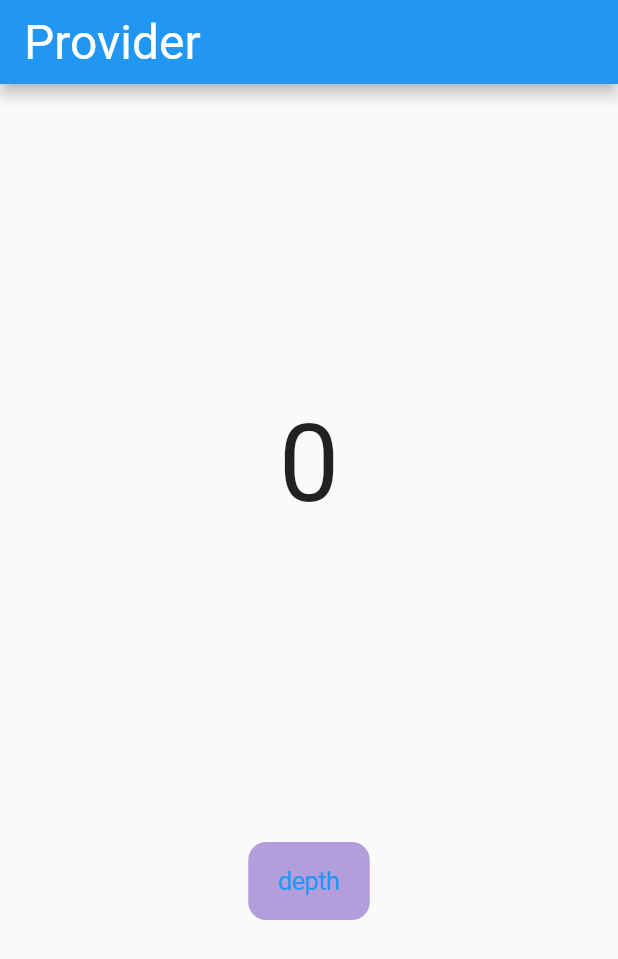
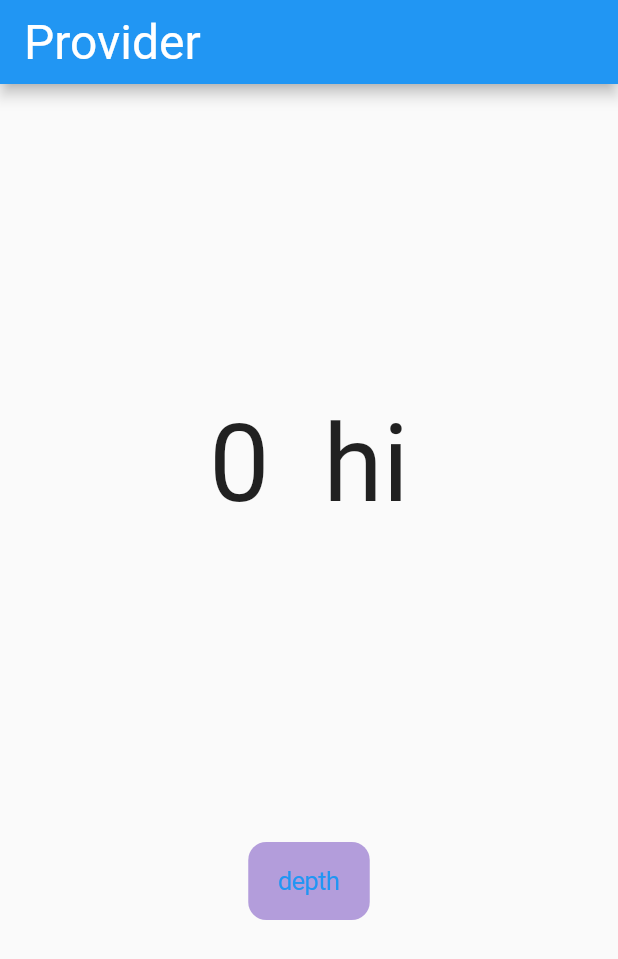
Before and after one commit to LOCKEDFILE/provider_test, a Flutter app: the screen it shows after launch, on a phone screen of 412 x 824 dp. Shown: the top 959 px of the screen. Run offline on Flutter 3.47's test engine with Material 2 defaults, Android fonts, the phone set to English and light mode, and no system bars.

Commit message:
user list 구조

```diff
--- a/lib/main.dart
+++ b/lib/main.dart
@@ -6,6 +6,24 @@ import 'package:provider_test/class/opacity.dart';
 import 'package:provider_test/page/main/body.dart';
 
 void main() => runApp(MyApp());
+
+class Data {
+  String name;
+  int value;
+  Data({this.name, this.value});
+}
+
+class DataList with ChangeNotifier {
+  List<Data> user = [];
+  DataList() {
+    user.add(Data(name: 'hi', value: 1));
+  }
+
+  void addUser(Data friend) {
+    user.add(friend);
+    notifyListeners();
+  }
+}
 
 class MyApp extends StatelessWidget {
   // This widget is the root of your application.
@@ -18,7 +36,10 @@ class MyApp extends StatelessWidget {
         ),
         ChangeNotifierProvider(
           builder: (_) => OpacityText(),
-        )
+        ),
+        ChangeNotifierProvider(
+          builder: (_) => DataList(),
+        ),
       ],
       child: MaterialApp(
         home: ClickBody(title: 'Provider'),
--- a/lib/page/main/body.dart
+++ b/lib/page/main/body.dart
@@ -2,6 +2,7 @@ import 'package:flutter/cupertino.dart';
 import 'package:flutter/material.dart';
 import 'package:provider/provider.dart';
 import 'package:provider_test/class/click_count.dart';
+import 'package:provider_test/main.dart';
 import 'package:provider_test/page/depth/depth.dart';
 import 'package:provider_test/useful/hero.dart';
 
@@ -13,9 +14,10 @@ class ClickBody extends StatelessWidget {
   @override
   Widget build(BuildContext context) {
     final count = Provider.of<ClickCount>(context);
-
+    final users = Provider.of<DataList>(context);
     return Scaffold(
       appBar: AppBar(
+        centerTitle: false,
         title: MyHero(
           tag: 'title',
           child: Text(
@@ -32,11 +34,13 @@ class ClickBody extends StatelessWidget {
         child: Column(
           mainAxisAlignment: MainAxisAlignment.spaceEvenly,
           children: <Widget>[
-            Text("${count.count}", style: TextStyle(fontSize: 72)),
+            Text("${count.count}  ${users.user.first.name}",
+                style: TextStyle(fontSize: 72)),
             MyHero(
               tag: 'button',
               child: CupertinoButton(
                 onPressed: () {
+                  users.addUser(Data(name: 'hello', value: 2));
                   Navigator.of(context).push(CupertinoPageRoute(
                       builder: (_) => Depth(), fullscreenDialog: false));
                 },
--- a/pubspec.yaml
+++ b/pubspec.yaml
@@ -14,7 +14,7 @@ description: A new Flutter project.
 version: 1.0.0+1
 
 environment:
-  sdk: ">=2.1.0 <3.0.0"
+  sdk: ">=2.2.2 <3.0.0"
 
 dependencies:
   flutter:
```
Also changed, not shown: lib/page/depth/depth.dart (+7 -1 lines), 31 other files.
